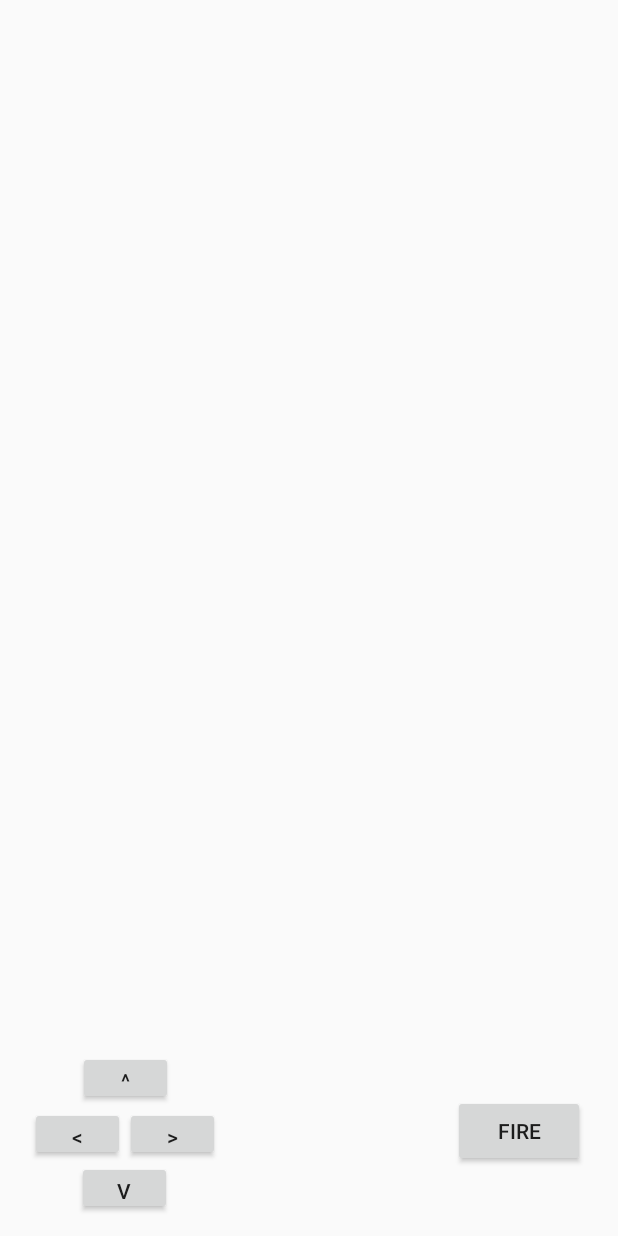
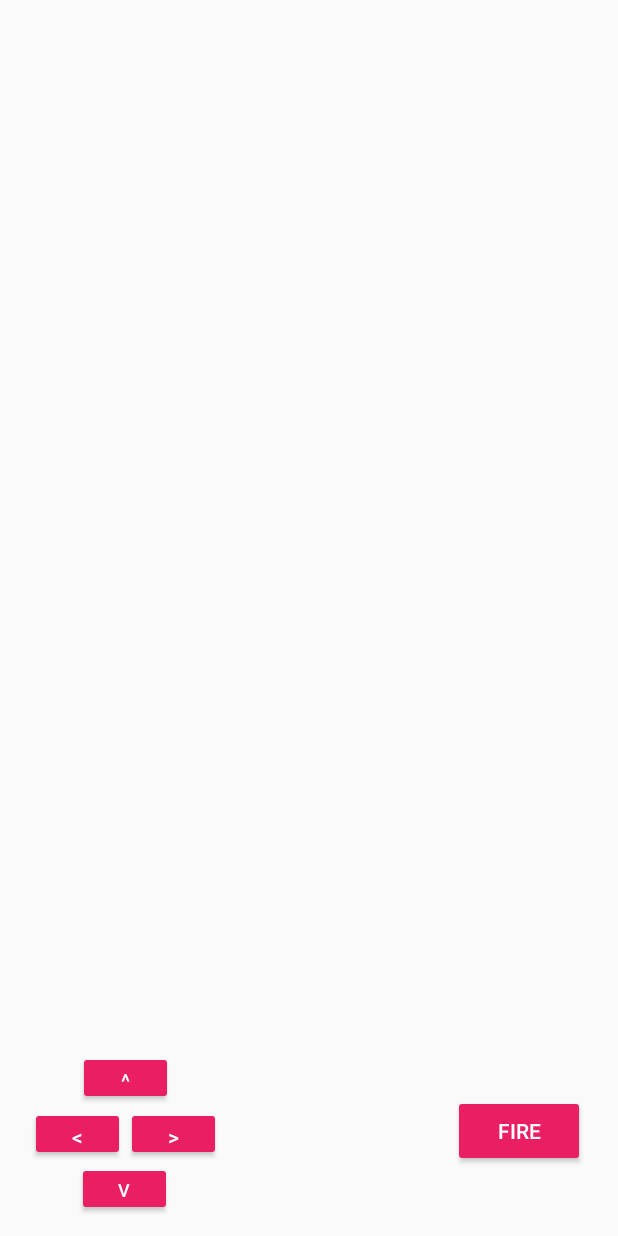
Before and after one commit to FFreezer/TankWarGame, an Android app: the layout game_buttons.xml on its own in the app's theme, with its tools: preview values and no code run, on a phone screen of 412 x 824 dp. Run offline under Robolectric (Android 15) with nearby library versions, the phone set to English and light mode, and no system bars.

Commit message:
Code Cleanup
Cleaned up a bunch of duplicate and unused code

```diff
--- a/app/src/main/java/com/example/tankwargame/CollisionDetector.java
+++ b/app/src/main/java/com/example/tankwargame/CollisionDetector.java
@@ -1,6 +1,7 @@
 package com.example.tankwargame;
 
 class CollisionDetector {
+
      static boolean checkForCollision(GameObject gameobject1, GameObject gameobject2){
         return gameobject1.posX < gameobject2.posX + gameobject2.getWidth() &&
                 gameobject1.posX + gameobject1.getWidth() > gameobject2.posX &&
--- a/app/src/main/java/com/example/tankwargame/GameControls.java
+++ b/app/src/main/java/com/example/tankwargame/GameControls.java
@@ -12,7 +12,6 @@ class GameControls {
     Button mButtonDown;
     Button mButtonUp;
     Button mButtonFire;
-    Tank mTank;
 
     GameControls(Button left, Button right, Button up, Button down, Button fire){
         mButtonLeft = left;
--- a/app/src/main/java/com/example/tankwargame/MainActivity.java
+++ b/app/src/main/java/com/example/tankwargame/MainActivity.java
@@ -17,9 +17,6 @@ import android.widget.RelativeLayout;
 public class MainActivity extends AppCompatActivity {
 
     GameView gameView;
-    //Added
-//    FrameLayout game;
-    RelativeLayout mGameButtons;
     GameControls mControls;
 
     @SuppressLint("ResourceType")
--- a/app/src/main/res/layout/game_buttons.xml
+++ b/app/src/main/res/layout/game_buttons.xml
@@ -6,6 +6,7 @@
 
     <Button
         android:id="@+id/button_left"
+        style="@style/Widget.AppCompat.Button.Colored"
         android:layout_width="63dp"
         android:layout_height="36dp"
         android:layout_alignParentStart="true"
@@ -18,18 +19,20 @@
 
     <Button
         android:id="@+id/button_right"
+        style="@style/Widget.AppCompat.Button.Colored"
         android:layout_width="63dp"
         android:layout_height="36dp"
         android:layout_alignParentStart="true"
         android:layout_alignParentLeft="true"
         android:layout_alignParentBottom="true"
-        android:layout_marginStart="83dp"
-        android:layout_marginLeft="83dp"
+        android:layout_marginStart="84dp"
+        android:layout_marginLeft="84dp"
         android:layout_marginBottom="50dp"
         android:text="@string/button_move_right" />
 
     <Button
         android:id="@+id/button_up"
+        style="@style/Widget.AppCompat.Button.Colored"
         android:layout_width="63dp"
         android:layout_height="36dp"
         android:layout_alignParentStart="true"
@@ -42,6 +45,7 @@
 
     <Button
         android:id="@+id/button_down"
+        style="@style/Widget.AppCompat.Button.Colored"
         android:layout_width="63dp"
         android:layout_height="36dp"
         android:layout_alignParentStart="true"
@@ -49,11 +53,13 @@
         android:layout_alignParentBottom="true"
         android:layout_marginStart="51dp"
         android:layout_marginLeft="51dp"
-        android:layout_marginBottom="14dp"
-        android:text="@string/button_move_down" />
+        android:layout_marginBottom="13dp"
+        android:text="@string/button_move_down"
+        android:textSize="12sp" />
 
     <Button
         android:id="@+id/button_fire"
+        style="@style/Widget.AppCompat.Button.Colored"
         android:layout_width="wrap_content"
         android:layout_height="wrap_content"
         android:layout_alignParentEnd="true"
--- a/app/src/main/res/values/colors.xml
+++ b/app/src/main/res/values/colors.xml
@@ -2,6 +2,6 @@
 <resources>
     <color name="colorPrimary">#008577</color>
     <color name="colorPrimaryDark">#00574B</color>
-    <color name="colorAccent">#D81B60</color>
+    <color name="colorAccent">#E91E63</color>
     <color name="game_background_color">#8BC34A</color>
 </resources>
--- a/app/src/main/res/values/strings.xml
+++ b/app/src/main/res/values/strings.xml
@@ -3,6 +3,6 @@
     <string name="button_move_left">&lt;</string>
     <string name="button_move_right">&gt;</string>
     <string name="button_move_up">^</string>
-    <string name="button_move_down">V</string>
+    <string name="button_move_down">v</string>
     <string name="fire_weapon">FIRE</string>
 </resources>
```
Also changed, not shown: app/src/main/java/com/example/tankwargame/GameObject.java (+15 -23 lines), app/src/main/java/com/example/tankwargame/GameObjectStorage.java (+5 -3 lines), app/src/main/java/com/example/tankwargame/GameView.java (+16 -25 lines), app/src/main/java/com/example/tankwargame/IMovable.java (+15 -8 lines), app/src/main/java/com/example/tankwargame/Shell.java (+60 -48 lines), app/src/main/java/com/example/tankwargame/Tank.java (+2 -13 lines), app/src/main/java/com/example/tankwargame/Wall.java (+10 -14 lines).
